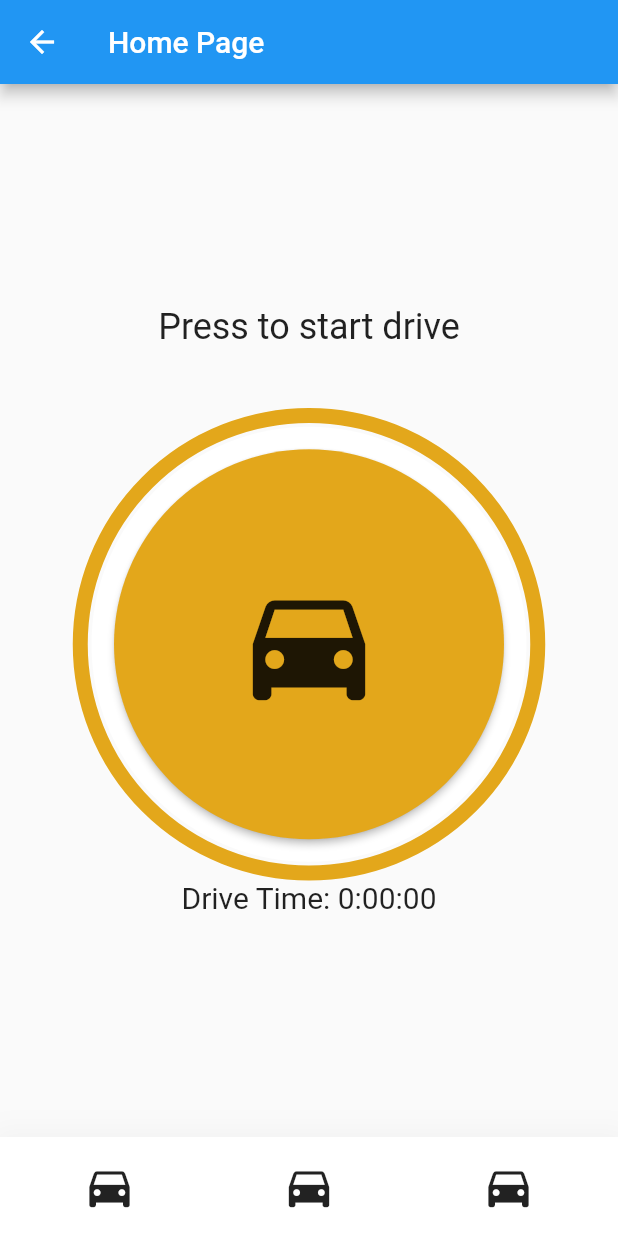
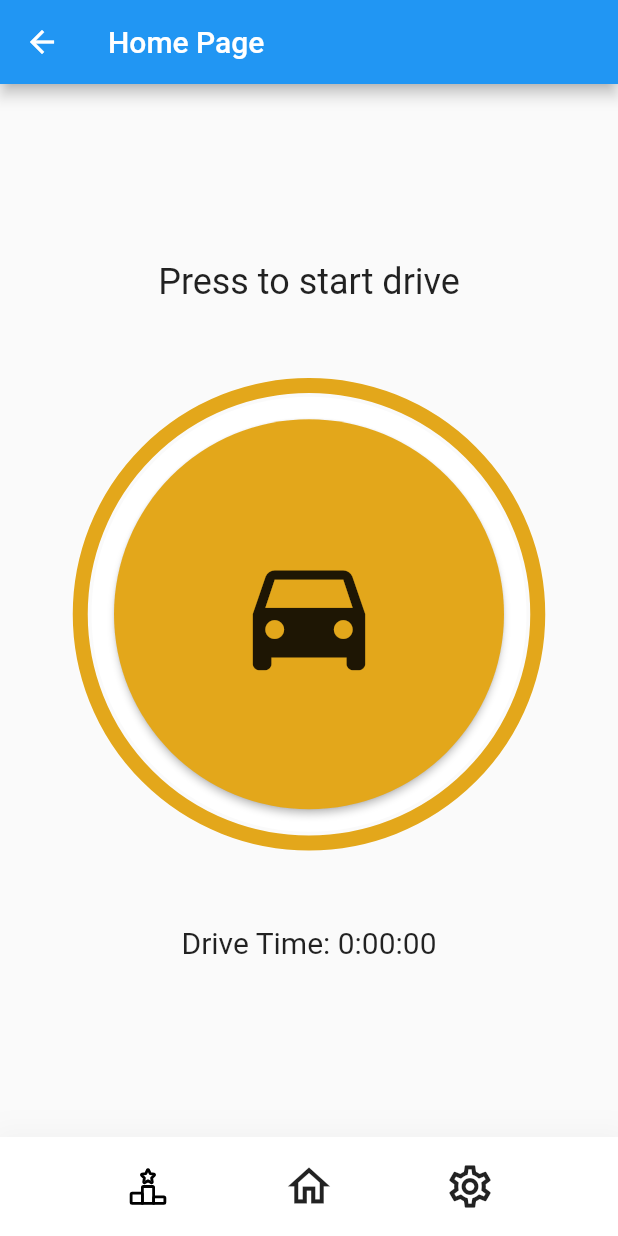
Before and after one commit to Developer-DUCS/eMission, a Flutter app: the HomePage screen opened directly, on a phone screen of 412 x 824 dp. Run offline on Flutter 3.47's test engine with Material 2 defaults, Android fonts, the phone set to English and light mode, and no system bars; our stand-ins replace flutter_svg.

Commit message:
Update page

```diff
--- a/lib/drive-button.dart
+++ b/lib/drive-button.dart
@@ -123,6 +123,8 @@ class _HomePageState extends State<HomePage> {
 */
 import 'package:flutter/material.dart';
 import 'dart:async';
+import 'package:flutter_svg/flutter_svg.dart';
+
 
 void main() {
   runApp(MyApp());
@@ -204,7 +206,7 @@ class _HomePageState extends State<HomePage> {
                     buttonText,
                     style: TextStyle(fontSize: 24.0), // Increase font size
                   ),
-                  SizedBox(height: 40.0), // Increase the space between text and button
+                  SizedBox(height: 50.0), // Increase the space between text and button
                   Stack(
                     alignment: Alignment.center,
                     children: [
@@ -242,8 +244,8 @@ class _HomePageState extends State<HomePage> {
                       ),
                     ],
                   ),
-                  if (isGreen)
-                    SizedBox(height: 20.0),
+
+                    SizedBox(height: 50.0),
                   Text(
                     'Drive Time: ${Duration(seconds: secondsElapsed).toString().split('.').first}',
                     style: TextStyle(fontSize: 20.0), // Increase font size
@@ -272,20 +274,32 @@ class _HomePageState extends State<HomePage> {
             child: Row(
               mainAxisAlignment: MainAxisAlignment.spaceBetween,
               children: [
-                Icon(
-                  Icons.directions_car,
-                  size: 36.0, // Adjust the icon size
+                Expanded(
+                  child: SvgPicture.asset(
+                    './assets/images/leaderboard-outline.svg',
+                    height:30,
+                    //width: 200.0, // Adjust the icon width
+                    //height: 295.0, // Adjust the icon height
+
+                  ),
                 ),
-                Icon(
-                  Icons.directions_car,
-                  size: 36.0, // Adjust the icon size
+                SizedBox(width: 20.0),
+                Expanded(
+                  child: Icon(
+                    Icons.home_outlined,
+                    size: 34.0, // Adjust the icon size
+                  ),
                 ),
-                Icon(
-                  Icons.directions_car,
-                  size: 36.0, // Adjust the icon size
+                SizedBox(width: 20.0),
+                Expanded(
+                  child: Icon(
+                    Icons.settings_outlined,
+                    size: 34.0, // Adjust the icon size
+                  ),
                 ),
               ],
-            ),
+            )
+
           ),
         ],
       ),
--- a/pubspec.yaml
+++ b/pubspec.yaml
@@ -64,6 +64,7 @@ flutter:
     - assets/images/pexels-robert-so-18127674-2.jpg
     - assets/images/drawing_new.svg
     - assets/images/eMission_logo.svg
+    - assets/images/leaderboard-outline.svg
 
   # custom fonts
   fonts:
```
